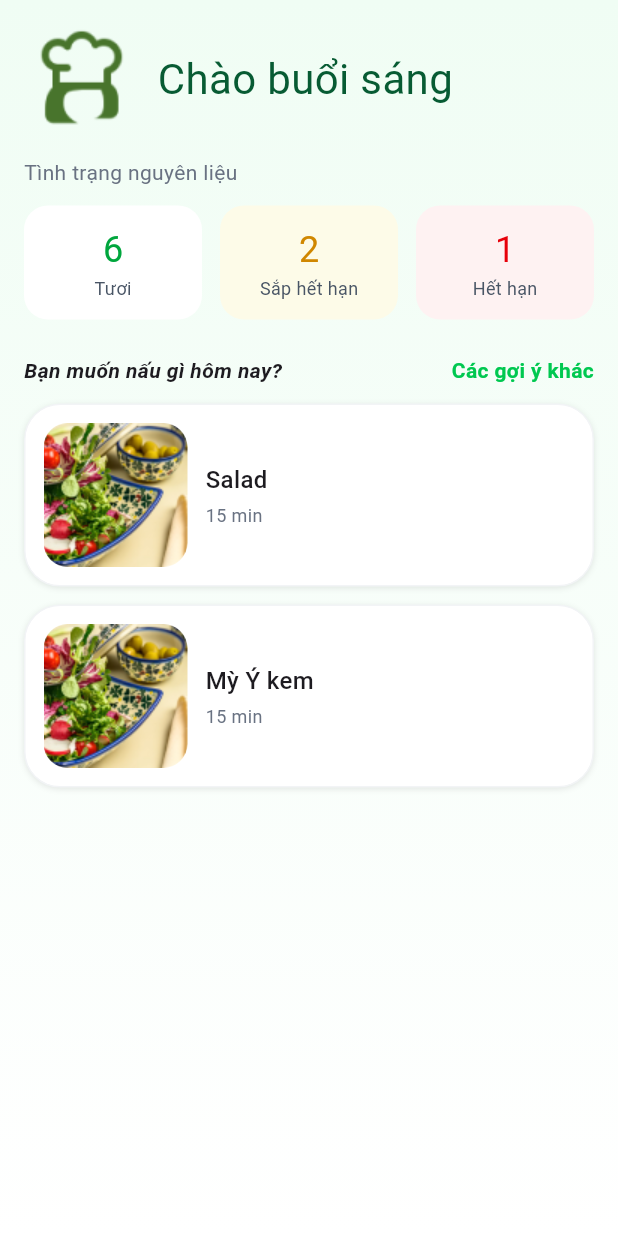
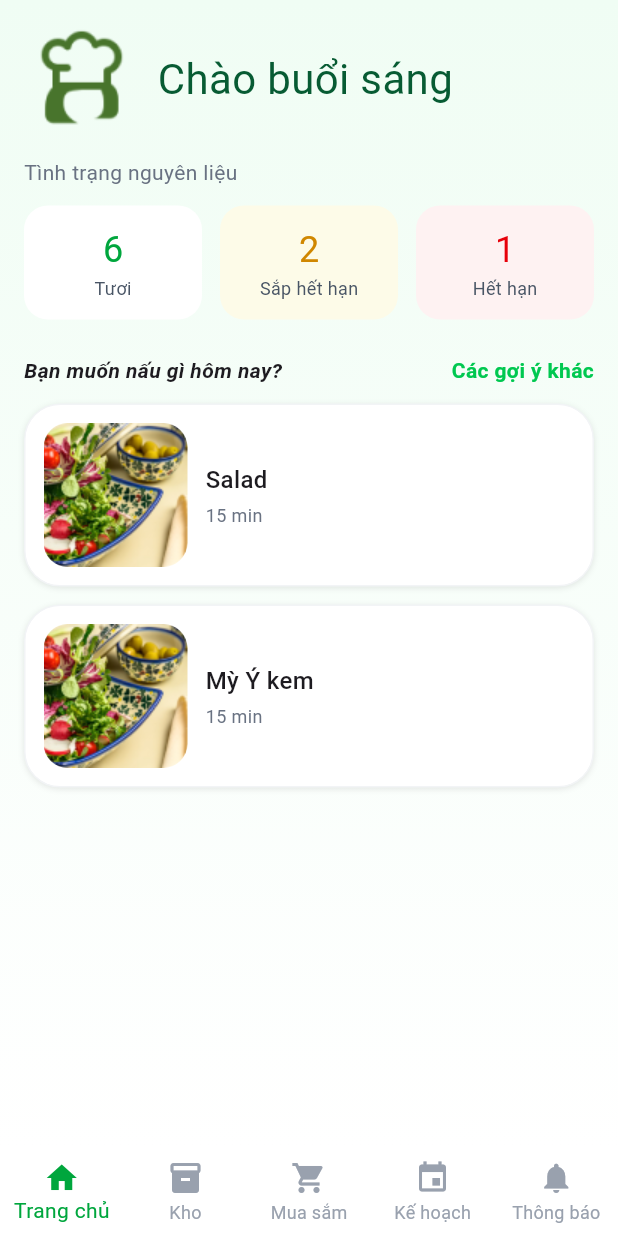
Before and after one commit to ht1012/kitchen_assistant, a Flutter app: the screen it shows after launch, on a phone screen of 412 x 824 dp. Run offline on Flutter 3.47's test engine with Material 3 defaults, Android fonts, the phone set to English and light mode, and no system bars; our stand-ins replace flutter_screenutil.

Commit message:
build bottom nav

```diff
--- a/lib/views/main/home_screen.dart
+++ b/lib/views/main/home_screen.dart
@@ -1,5 +1,6 @@
 import 'package:flutter/material.dart';
-import 'package:flutter_screenutil/flutter_screenutil.dart';
+import '../widgets/bottom_nav.dart';
+
 
 class Dashboard extends StatefulWidget {
   const Dashboard({super.key});
@@ -9,6 +10,8 @@ class Dashboard extends StatefulWidget {
 }
 
 class _DashboardState extends State<Dashboard> {
+    int _currentIndex = 0;
+
   @override
   Widget build(BuildContext context) {
     return Scaffold(
@@ -32,8 +35,15 @@ class _DashboardState extends State<Dashboard> {
             ],
           ),
         ),
-      )
-      //bottomNavigationBar: _BottomNav(),
+      ),
+      bottomNavigationBar: BottomNav(
+        currentIndex: _currentIndex,
+        onTap: (index) {
+          setState(() {
+            _currentIndex = index;
+          });
+        },
+      ),
     );
   }
 }
--- /dev/null
+++ b/lib/views/widgets/bottom_nav.dart
@@ -0,0 +1,47 @@
+import 'package:flutter/material.dart';
+
+class BottomNav extends StatelessWidget {
+  final int currentIndex;
+  final ValueChanged<int> onTap;
+
+  const BottomNav({
+    super.key,
+    required this.currentIndex,
+    required this.onTap,
+  });
+
+  @override
+  Widget build(BuildContext context) {
+    return BottomNavigationBar(
+      backgroundColor: Colors.white,
+      elevation: 0,
+      currentIndex: currentIndex,
+      onTap: onTap,
+      type: BottomNavigationBarType.fixed,
+      selectedItemColor: const Color(0xFF00A63D),
+      unselectedItemColor: const Color(0xFF99A1AE),
+      items: const [
+        BottomNavigationBarItem(
+          icon: Icon(Icons.home),
+          label: 'Trang chủ',
+        ),
+        BottomNavigationBarItem(
+          icon: Icon(Icons.inventory),
+          label: 'Kho',
+        ),
+        BottomNavigationBarItem(
+          icon: Icon(Icons.shopping_cart),
+          label: 'Mua sắm',
+        ),
+        BottomNavigationBarItem(
+          icon: Icon(Icons.event),
+          label: 'Kế hoạch',
+        ),
+        BottomNavigationBarItem(
+          icon: Icon(Icons.notifications),
+          label: 'Thông báo',
+        ),
+      ],
+    );
+  }
+}
```
